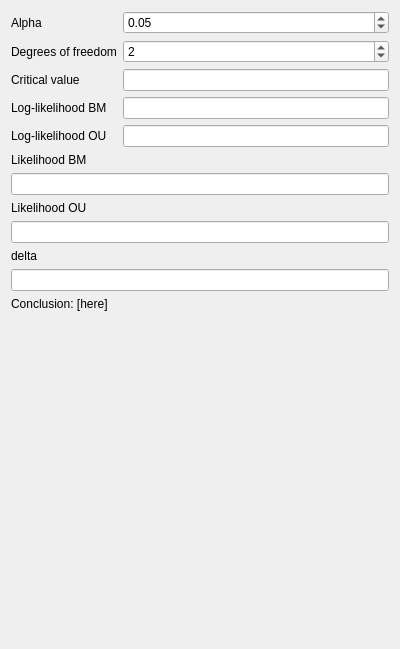
First picture: the form in Tools/ToolStochasticityInspector/qtstochasticityinspectorhlrtwidget.ui, repository richelbilderbeek/ProjectRichelBilderbeek, before the edit.
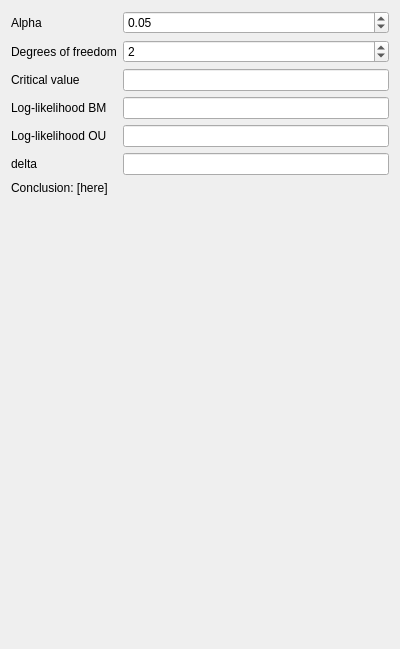
Second picture: the form after the edit.

```diff
--- a/Tools/ToolStochasticityInspector/qtstochasticityinspectorhlrtwidget.ui
+++ b/Tools/ToolStochasticityInspector/qtstochasticityinspectorhlrtwidget.ui
@@ -14,6 +14,20 @@
    <string>Form</string>
   </property>
   <layout class="QGridLayout" name="gridLayout">
+   <item row="2" column="1">
+    <widget class="QLineEdit" name="edit_critical_value">
+     <property name="readOnly">
+      <bool>true</bool>
+     </property>
+    </widget>
+   </item>
+   <item row="5" column="0">
+    <widget class="QLabel" name="label_delta">
+     <property name="text">
+      <string>delta</string>
+     </property>
+    </widget>
+   </item>
    <item row="1" column="0">
     <widget class="QLabel" name="label_dof">
      <property name="text">
@@ -21,13 +35,6 @@
      </property>
     </widget>
    </item>
-   <item row="9" column="0" colspan="2">
-    <widget class="QLabel" name="label_delta">
-     <property name="text">
-      <string>delta</string>
-     </property>
-    </widget>
-   </item>
    <item row="1" column="1">
     <widget class="QSpinBox" name="box_dof">
      <property name="value">
@@ -35,13 +42,6 @@
      </property>
     </widget>
    </item>
-   <item row="6" column="0" colspan="2">
-    <widget class="QLineEdit" name="edit_l0">
-     <property name="readOnly">
-      <bool>true</bool>
-     </property>
-    </widget>
-   </item>
    <item row="4" column="1">
     <widget class="QLineEdit" name="edit_ll1">
      <property name="readOnly">
@@ -56,14 +56,7 @@
      </property>
     </widget>
    </item>
-   <item row="8" column="0" colspan="2">
-    <widget class="QLineEdit" name="edit_l1">
-     <property name="readOnly">
-      <bool>true</bool>
-     </property>
-    </widget>
-   </item>
-   <item row="12" column="0">
+   <item row="10" column="0">
     <spacer name="verticalSpacer">
      <property name="orientation">
       <enum>Qt::Vertical</enum>
@@ -76,14 +69,7 @@
      </property>
     </spacer>
    </item>
-   <item row="5" column="0" colspan="2">
-    <widget class="QLabel" name="label_l0_2">
-     <property name="text">
-      <string>Likelihood BM</string>
-     </property>
-    </widget>
-   </item>
-   <item row="11" column="0" colspan="2">
+   <item row="9" column="0" colspan="2">
     <widget class="QLabel" name="label_conclusion">
      <property name="text">
       <string>Conclusion: [here]</string>
@@ -104,20 +90,6 @@
      </property>
     </widget>
    </item>
-   <item row="10" column="0" colspan="2">
-    <widget class="QLineEdit" name="edit_delta">
-     <property name="readOnly">
-      <bool>true</bool>
-     </property>
-    </widget>
-   </item>
-   <item row="7" column="0" colspan="2">
-    <widget class="QLabel" name="label_l1_2">
-     <property name="text">
-      <string>Likelihood OU</string>
-     </property>
-    </widget>
-   </item>
    <item row="4" column="0">
     <widget class="QLabel" name="label_l1">
      <property name="text">
@@ -145,8 +117,8 @@
      </property>
     </widget>
    </item>
-   <item row="2" column="1">
-    <widget class="QLineEdit" name="edit_critical_value">
+   <item row="5" column="1">
+    <widget class="QLineEdit" name="edit_delta">
      <property name="readOnly">
       <bool>true</bool>
      </property>
```
Left out of the diff: 3 changed lines with no effect on the pictures.
